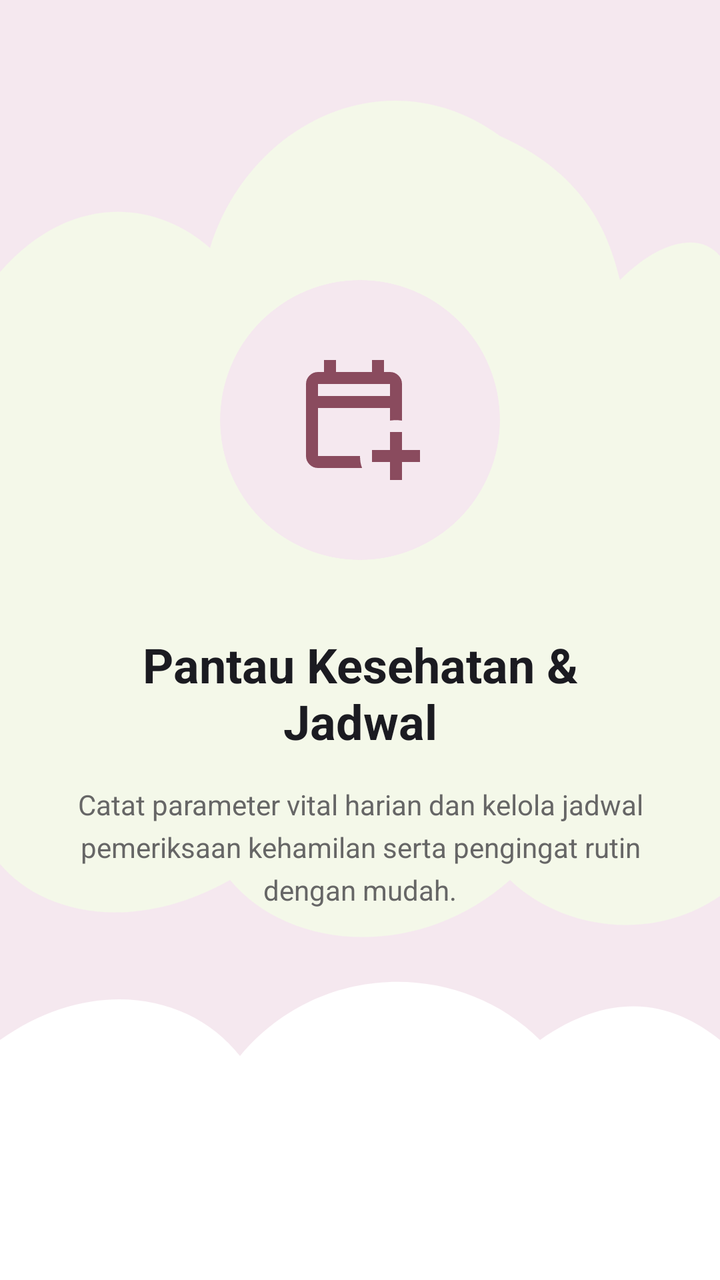
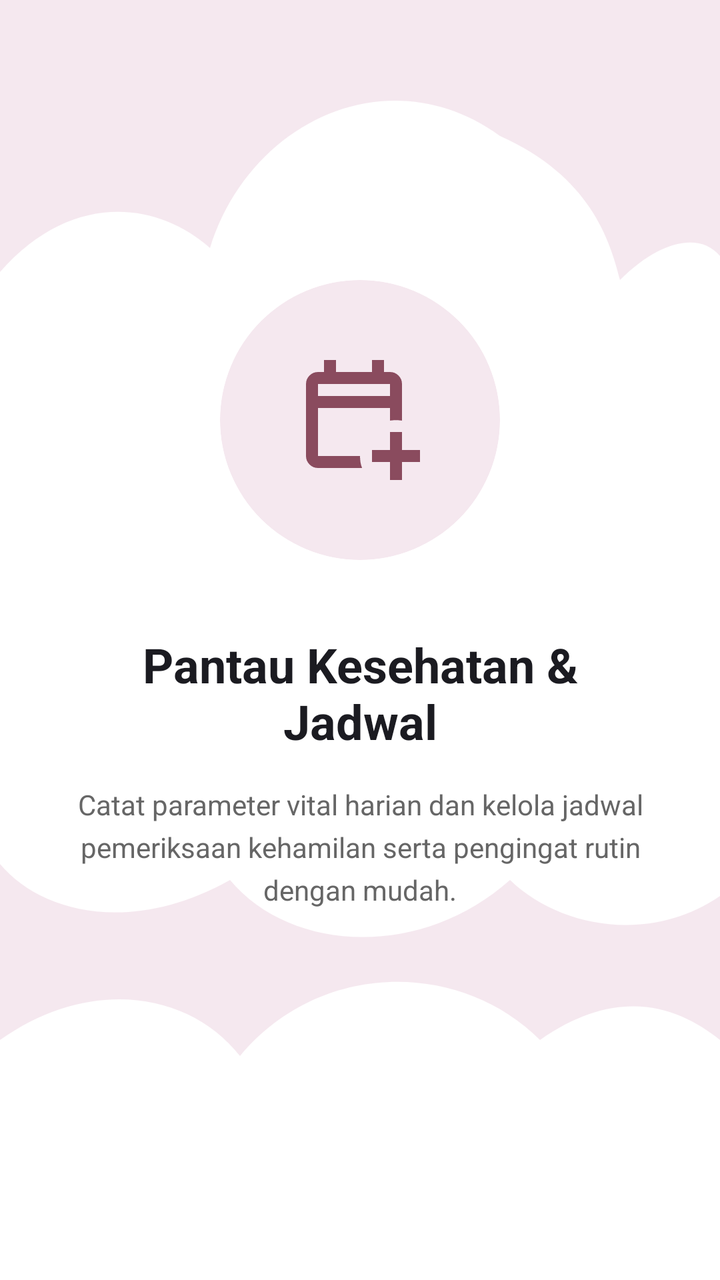

Two renders of the same Android screen: before a commit and after it. Below are the layout's source before the change and the commit's diff.
<!-- AndroidManifest.xml: application theme Theme.Mutia -->
<!-- res/layout/fragment_tutorial2.xml -->
<?xml version="1.0" encoding="utf-8"?>
<androidx.constraintlayout.widget.ConstraintLayout xmlns:android="http://schemas.android.com/apk/res/android"
    xmlns:app="http://schemas.android.com/apk/res-auto"
    xmlns:tools="http://schemas.android.com/tools"
    android:layout_width="match_parent"
    android:layout_height="match_parent"
    tools:context=".Tutorial.Tutorial2Fragment"
    android:background="@drawable/bg_wave">

    <com.google.android.material.card.MaterialCardView
        android:id="@+id/cardIllustration"
        android:layout_width="140dp"
        android:layout_height="140dp"
        android:layout_marginTop="140dp"
        app:cardBackgroundColor="#F5E8EF"
        app:cardCornerRadius="70dp"
        app:cardElevation="0dp"
        app:strokeWidth="0dp"
        app:layout_constraintEnd_toEndOf="parent"
        app:layout_constraintStart_toStartOf="parent"
        app:layout_constraintTop_toTopOf="parent">

        <ImageView
            android:id="@+id/imgLogo"
            android:layout_width="72dp"
            android:layout_height="72dp"
            android:layout_gravity="center"
            android:src="@drawable/ic_calender"
            app:tint="#8A4B5E"
            android:contentDescription="Kalender" />

    </com.google.android.material.card.MaterialCardView>

    <TextView
        android:id="@+id/tvTitle"
        android:layout_width="0dp"
        android:layout_height="wrap_content"
        android:layout_marginHorizontal="32dp"
        android:layout_marginTop="36dp"
        android:gravity="center"
        android:text="Pantau Kesehatan &amp; Jadwal"
        android:textColor="#1B1B21"
        android:textSize="24sp"
        android:textStyle="bold"
        app:layout_constraintEnd_toEndOf="parent"
        app:layout_constraintStart_toStartOf="parent"
        app:layout_constraintTop_toBottomOf="@+id/cardIllustration" />

    <TextView
        android:id="@+id/tvDesc"
        android:layout_width="0dp"
        android:layout_height="wrap_content"
        android:layout_marginHorizontal="36dp"
        android:layout_marginTop="16dp"
        android:gravity="center"
        android:lineSpacingExtra="5dp"
        android:text="Catat parameter vital harian dan kelola jadwal pemeriksaan kehamilan serta pengingat rutin dengan mudah."
        android:textColor="#666666"
        android:textSize="14sp"
        app:layout_constraintEnd_toEndOf="parent"
        app:layout_constraintStart_toStartOf="parent"
        app:layout_constraintTop_toBottomOf="@+id/tvTitle" />

</androidx.constraintlayout.widget.ConstraintLayout>
<!-- resources referenced by this layout -->
<resources>
  <!-- drawable bg_wave (drawable) -->
  <?xml version="1.0" encoding="utf-8"?>
  <vector xmlns:android="http://schemas.android.com/apk/res/android"
      android:width="360dp"
      android:height="800dp"
      android:viewportWidth="360"
      android:viewportHeight="800">
  
      
      <path
          android:fillColor="#F5E8EF"
          android:pathData="M0,0 H360 V800 H0 Z"/>
  
      
      <path
          android:fillColor="#F4F8E9"
          android:pathData="
              M0,170
              C35,120 78,125 105,155
              C125,75 195,35 250,85
              C295,110 305,150 310,175
              C330,150 350,145 360,160
              L360,560
              C325,590 280,580 255,550
              C210,600 145,595 115,550
              C65,585 20,570 0,540
              Z"/>
  
      
      <path
          android:fillColor="#FFFFFF"
          android:pathData="
              M0,650
              C45,610 95,620 120,660
              C160,600 230,600 270,650
              C310,615 340,630 360,650
              V800 H0 Z"/>
  
  </vector>
  <!-- drawable ic_calender (drawable) -->
  <vector xmlns:android="http://schemas.android.com/apk/res/android" android:height="24dp" android:tint="#000000" android:viewportHeight="960" android:viewportWidth="960" android:width="24dp">
        
      <path android:fillColor="@android:color/white" android:pathData="M680,880L680,760L560,760L560,680L680,680L680,560L760,560L760,680L880,680L880,760L760,760L760,880L680,880ZM200,800Q167,800 143.5,776.5Q120,753 120,720L120,240Q120,207 143.5,183.5Q167,160 200,160L240,160L240,80L320,80L320,160L560,160L560,80L640,80L640,160L680,160Q713,160 736.5,183.5Q760,207 760,240L760,484Q740,481 720,481Q700,481 680,484L680,400L200,400L200,720Q200,720 200,720Q200,720 200,720L480,720Q480,740 483,760Q486,780 494,800L200,800ZM200,320L680,320L680,240Q680,240 680,240Q680,240 680,240L200,240Q200,240 200,240Q200,240 200,240L200,320ZM200,320L200,240Q200,240 200,240Q200,240 200,240L200,240Q200,240 200,240Q200,240 200,240L200,320Z"/>
      
  </vector>
  <style name="Theme.Mutia" parent="Base.Theme.Mutia" />
  <style name="Base.Theme.Mutia" parent="Theme.Material3.DayNight.NoActionBar">
          
          
      </style>
</resources>

<!-- the commit's change to res/layout/fragment_tutorial2.xml (unified diff, before → after) -->
@@ -6,6 +6,8 @@
     android:layout_height="match_parent"
     tools:context=".Tutorial.Tutorial2Fragment"
     android:background="@drawable/bg_wave">
+
+
 
     <com.google.android.material.card.MaterialCardView
         android:id="@+id/cardIllustration"
@@ -61,4 +63,6 @@
         app:layout_constraintStart_toStartOf="parent"
         app:layout_constraintTop_toBottomOf="@+id/tvTitle" />
 
+
+
 </androidx.constraintlayout.widget.ConstraintLayout>
<!-- resource entries referenced after the edit -->
@@ -12,10 +12,9 @@
       <path
           android:fillColor="#F5E8EF"
           android:pathData="M0,0 H360 V800 H0 Z"/>
-  
       
       <path
-          android:fillColor="#F4F8E9"
+          android:fillColor="#FFFFFF"
           android:pathData="
               M0,170
               C35,120 78,125 105,155
@@ -27,7 +26,6 @@
               C210,600 145,595 115,550
               C65,585 20,570 0,540
               Z"/>
-  
       
       <path
           android:fillColor="#FFFFFF"
@@ -37,7 +35,6 @@
               C160,600 230,600 270,650
               C310,615 340,630 360,650
               V800 H0 Z"/>
-  
   </vector>
   <!-- drawable ic_calender (drawable) -->
   <vector xmlns:android="http://schemas.android.com/apk/res/android" android:height="24dp" android:tint="#000000" android:viewportHeight="960" android:viewportWidth="960" android:width="24dp">
